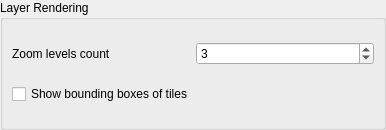
qgis/QGIS, file src/ui/3d/qgsvectorlayer3dpropertieswidget.ui: the form before one commit.
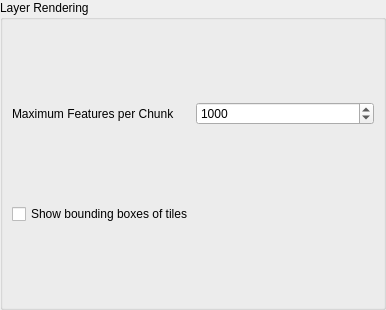
The form after the commit. Custom widgets are drawn as their Qt base class.

Patch:
```diff
--- a/src/ui/3d/qgsvectorlayer3dpropertieswidget.ui
+++ b/src/ui/3d/qgsvectorlayer3dpropertieswidget.ui
@@ -7,7 +7,7 @@
     <x>0</x>
     <y>0</y>
     <width>386</width>
-    <height>130</height>
+    <height>310</height>
    </rect>
   </property>
   <property name="windowTitle">
@@ -31,55 +31,48 @@
      <property name="title">
       <string>Layer Rendering</string>
      </property>
-     <layout class="QVBoxLayout" name="verticalLayout">
-      <item>
-       <layout class="QHBoxLayout" name="horizontalLayout">
-        <item>
-         <widget class="QLabel" name="label">
-          <property name="text">
-           <string>Zoom levels count</string>
-          </property>
-         </widget>
-        </item>
-        <item>
-         <widget class="QgsSpinBox" name="spinZoomLevelsCount">
-          <property name="minimum">
-           <number>1</number>
-          </property>
-          <property name="maximum">
-           <number>5</number>
-          </property>
-          <property name="value">
-           <number>3</number>
-          </property>
-         </widget>
-        </item>
-       </layout>
-      </item>
-      <item>
+     <layout class="QGridLayout" name="gridLayout">
+      <item row="1" column="0" colspan="2">
        <widget class="QCheckBox" name="chkShowBoundingBoxes">
         <property name="text">
          <string>Show bounding boxes of tiles</string>
         </property>
        </widget>
       </item>
+      <item row="0" column="1">
+       <widget class="QgsSpinBox" name="mMaxFeaturesSpinBox">
+        <property name="maximum">
+         <number>999999</number>
+        </property>
+        <property name="value">
+         <number>1000</number>
+        </property>
+       </widget>
+      </item>
+      <item row="0" column="0">
+       <widget class="QLabel" name="lblMaxFeatures">
+        <property name="text">
+         <string>Maximum Features per Chunk</string>
+        </property>
+       </widget>
+      </item>
      </layout>
     </widget>
    </item>
   </layout>
  </widget>
  <customwidgets>
-  <customwidget>
-   <class>QgsSpinBox</class>
-   <extends>QSpinBox</extends>
-   <header>qgsspinbox.h</header>
-  </customwidget>
   <customwidget>
    <class>QgsCollapsibleGroupBox</class>
    <extends>QGroupBox</extends>
    <header>qgscollapsiblegroupbox.h</header>
    <container>1</container>
   </customwidget>
+  <customwidget>
+   <class>QgsSpinBox</class>
+   <extends>QSpinBox</extends>
+   <header>qgsspinbox.h</header>
+  </customwidget>
  </customwidgets>
  <tabstops>
   <tabstop>spinZoomLevelsCount</tabstop>
```
Left out of the diff: 2 changed lines with no effect on the pictures.
